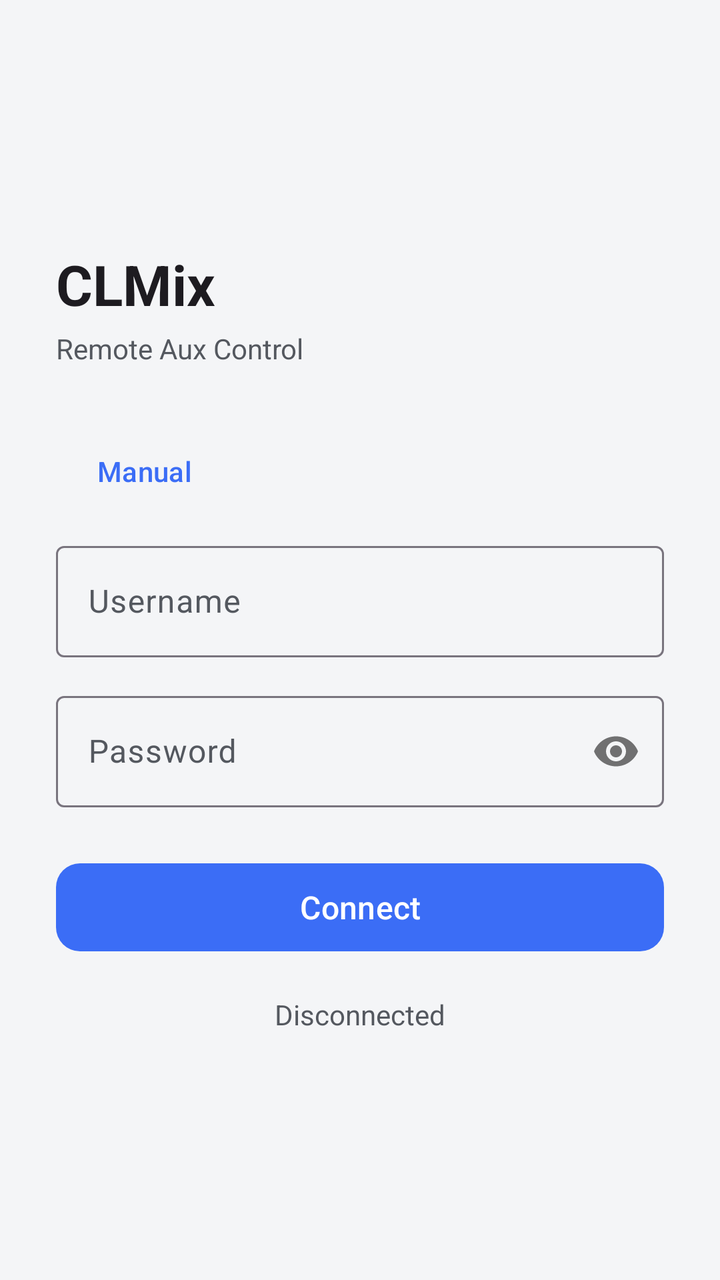
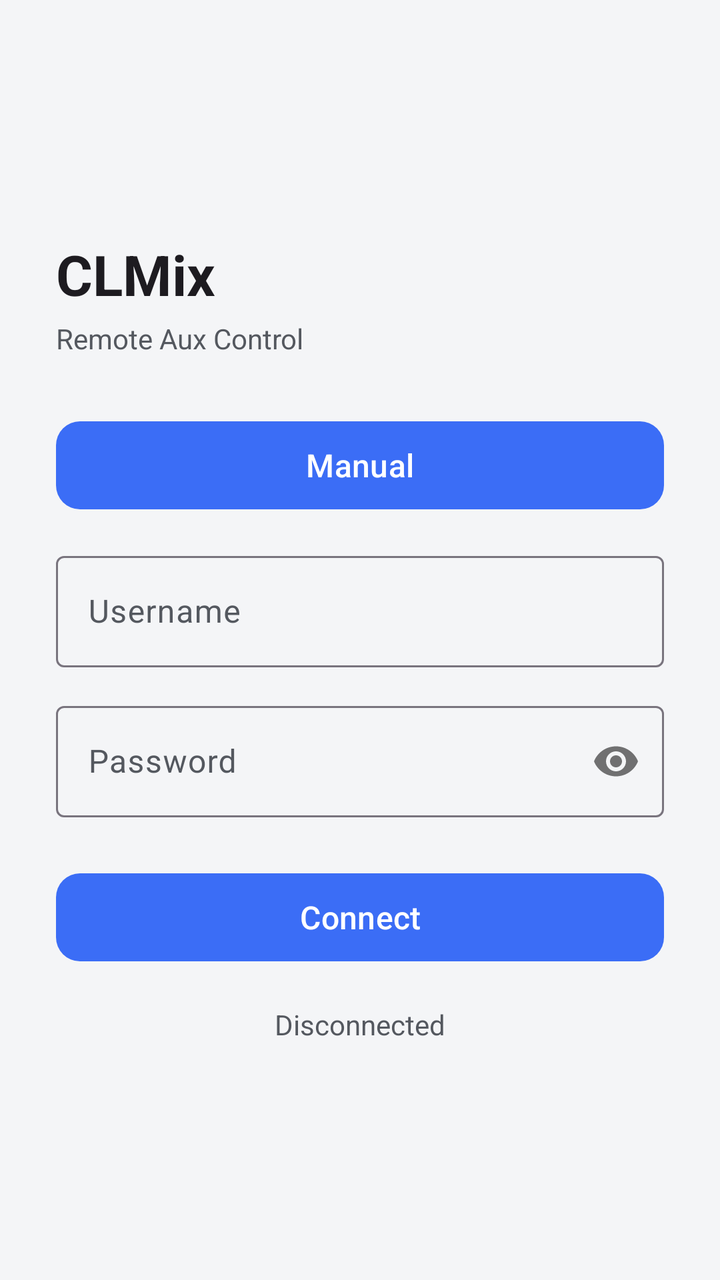

Two renders of the same Android screen: before a commit and after it. Below are the layout's source before the change and the commit's diff.
<!-- AndroidManifest.xml: application theme Theme.CLMix -->
<!-- res/layout/activity_connect.xml -->
<?xml version="1.0" encoding="utf-8"?>
<ScrollView xmlns:android="http://schemas.android.com/apk/res/android"
    xmlns:app="http://schemas.android.com/apk/res-auto"
    android:layout_width="match_parent"
    android:layout_height="match_parent"
    android:fillViewport="true">

    <LinearLayout
        android:layout_width="match_parent"
        android:layout_height="wrap_content"
        android:orientation="vertical"
        android:padding="28dp"
        android:gravity="center_vertical">

        <TextView
            android:layout_width="wrap_content"
            android:layout_height="wrap_content"
            android:text="@string/app_name"
            android:textSize="28sp"
            android:textStyle="bold"
            android:textColor="?attr/colorOnBackground"
            android:layout_marginBottom="4dp" />

        <TextView
            android:layout_width="wrap_content"
            android:layout_height="wrap_content"
            android:text="Remote Aux Control"
            android:textSize="14sp"
            android:textColor="?attr/colorOnSurfaceVariant"
            android:layout_marginBottom="28dp" />

        <TextView
            android:id="@+id/discovered_label"
            android:layout_width="wrap_content"
            android:layout_height="wrap_content"
            android:text="Found on this network"
            android:textSize="12sp"
            android:textColor="?attr/colorOnSurfaceVariant"
            android:layout_marginBottom="6dp"
            android:visibility="gone" />

        <com.google.android.material.chip.ChipGroup
            android:id="@+id/discovered_servers"
            android:layout_width="match_parent"
            android:layout_height="wrap_content"
            android:layout_marginBottom="18dp"
            android:visibility="gone" />

        <com.google.android.material.button.MaterialButton
            android:id="@+id/manual_button"
            style="@style/Widget.Material3.Button.TextButton"
            android:layout_width="wrap_content"
            android:layout_height="wrap_content"
            android:layout_gravity="start"
            android:layout_marginBottom="8dp"
            android:text="Manual" />

        <LinearLayout
            android:id="@+id/manual_fields"
            android:layout_width="match_parent"
            android:layout_height="wrap_content"
            android:orientation="vertical"
            android:visibility="gone">

            <com.google.android.material.textfield.TextInputLayout
                style="@style/Widget.Material3.TextInputLayout.OutlinedBox"
                android:layout_width="match_parent"
                android:layout_height="wrap_content"
                android:hint="Server Address"
                android:layout_marginBottom="14dp">

                <com.google.android.material.textfield.TextInputEditText
                    android:id="@+id/host_input"
                    android:layout_width="match_parent"
                    android:layout_height="wrap_content"
                    android:inputType="textNoSuggestions" />

            </com.google.android.material.textfield.TextInputLayout>

            <com.google.android.material.textfield.TextInputLayout
                style="@style/Widget.Material3.TextInputLayout.OutlinedBox"
                android:layout_width="match_parent"
                android:layout_height="wrap_content"
                android:hint="Port"
                android:layout_marginBottom="14dp">

                <com.google.android.material.textfield.TextInputEditText
                    android:id="@+id/port_input"
                    android:layout_width="match_parent"
                    android:layout_height="wrap_content"
                    android:inputType="number" />

            </com.google.android.material.textfield.TextInputLayout>

        </LinearLayout>

        <com.google.android.material.textfield.TextInputLayout
            style="@style/Widget.Material3.TextInputLayout.OutlinedBox"
            android:layout_width="match_parent"
            android:layout_height="wrap_content"
            android:hint="Username"
            android:layout_marginBottom="14dp">

            <com.google.android.material.textfield.TextInputEditText
                android:id="@+id/username_input"
                android:layout_width="match_parent"
                android:layout_height="wrap_content"
                android:inputType="textNoSuggestions" />

        </com.google.android.material.textfield.TextInputLayout>

        <com.google.android.material.textfield.TextInputLayout
            style="@style/Widget.Material3.TextInputLayout.OutlinedBox"
            android:layout_width="match_parent"
            android:layout_height="wrap_content"
            android:hint="Password"
            app:passwordToggleEnabled="true"
            android:layout_marginBottom="24dp">

            <com.google.android.material.textfield.TextInputEditText
                android:id="@+id/password_input"
                android:layout_width="match_parent"
                android:layout_height="wrap_content"
                android:inputType="textPassword" />

        </com.google.android.material.textfield.TextInputLayout>

        <com.google.android.material.button.MaterialButton
            android:id="@+id/connect_button"
            android:layout_width="match_parent"
            android:layout_height="52dp"
            android:text="Connect"
            android:textSize="16sp"
            app:cornerRadius="12dp" />

        <TextView
            android:id="@+id/status_label"
            android:layout_width="wrap_content"
            android:layout_height="wrap_content"
            android:layout_gravity="center_horizontal"
            android:layout_marginTop="18dp"
            android:textColor="?attr/colorOnSurfaceVariant"
            android:text="Disconnected" />

    </LinearLayout>

</ScrollView>
<!-- resources referenced by this layout -->
<resources>
  <string name="app_name">CLMix</string>
  <style name="Theme.CLMix" parent="Theme.Material3.DayNight.NoActionBar">
          <item name="colorPrimary">@color/primary</item>
          <item name="colorOnPrimary">@color/on_primary</item>
          <item name="colorSecondary">@color/secondary</item>
          <item name="colorOnSecondary">@color/on_secondary</item>
          <item name="android:colorBackground">@color/background</item>
          <item name="colorSurface">@color/surface</item>
          <item name="colorOnSurface">@color/on_surface</item>
          <item name="colorSurfaceVariant">@color/surface_variant</item>
          <item name="colorOnSurfaceVariant">@color/on_surface_variant</item>
          <item name="colorError">@color/mute_active</item>
      </style>
  <color name="primary">#3B6DF6</color>
  <color name="on_primary">#FFFFFF</color>
  <color name="secondary">#1FAA6B</color>
  <color name="on_secondary">#FFFFFF</color>
  <color name="background">#F4F5F7</color>
  <color name="surface">#FFFFFF</color>
  <color name="on_surface">#1B1D22</color>
  <color name="surface_variant">#E7E9EE</color>
  <color name="on_surface_variant">#54585F</color>
  <color name="mute_active">#E5473F</color>
</resources>

<!-- the commit's change to res/layout/activity_connect.xml (unified diff, before → after) -->
@@ -6,6 +6,7 @@
     android:fillViewport="true">
 
     <LinearLayout
+        android:id="@+id/content"
         android:layout_width="match_parent"
         android:layout_height="wrap_content"
         android:orientation="vertical"
@@ -48,12 +49,12 @@
 
         <com.google.android.material.button.MaterialButton
             android:id="@+id/manual_button"
-            style="@style/Widget.Material3.Button.TextButton"
-            android:layout_width="wrap_content"
-            android:layout_height="wrap_content"
-            android:layout_gravity="start"
-            android:layout_marginBottom="8dp"
-            android:text="Manual" />
+            android:layout_width="match_parent"
+            android:layout_height="52dp"
+            android:layout_marginBottom="14dp"
+            android:text="Manual"
+            android:textSize="16sp"
+            app:cornerRadius="12dp" />
 
         <LinearLayout
             android:id="@+id/manual_fields"
